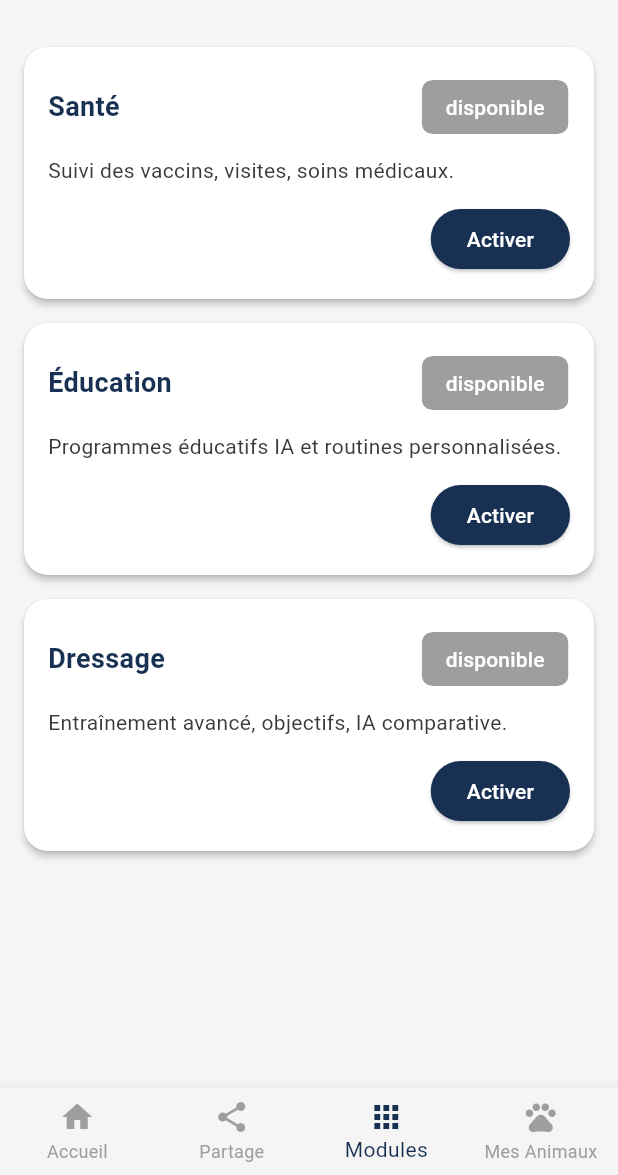
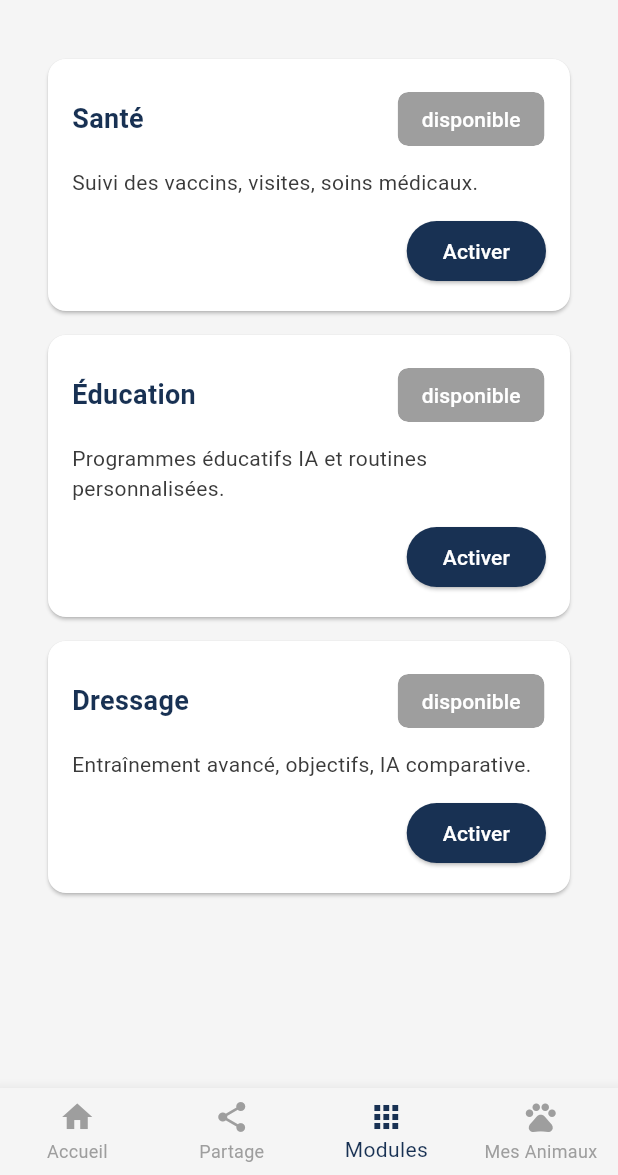
Before and after one commit to anisphere13/anisphere, a Flutter app: the screen it shows after launch, item 3 of the bottom bar chosen, on a phone screen of 412 x 824 dp, the part 61-1236 px from its top. Run offline on Flutter 3.47's test engine with Material 3 defaults, Android fonts, the phone set to English and light mode, and no system bars; our stand-ins replace audioplayers, battery_plus, cloud_firestore, connectivity_plus, firebase_auth, firebase_core and 18 more; missing offline and left inert: google_mlkit_text_recognition, google_speech, mobile_scanner, tflite_flutter; accounts and stored records are empty.

Commit message:
feat(noyau): add ModuleCard widget and integrate

```diff
--- /dev/null
+++ b/lib/modules/noyau/models/module_model.dart
@@ -0,0 +1,27 @@
+library;
+
+class ModuleModel {
+  final String id;
+  final String name;
+  final String description;
+
+  const ModuleModel({
+    required this.id,
+    required this.name,
+    required this.description,
+  });
+
+  factory ModuleModel.fromMap(Map<String, String> map) {
+    return ModuleModel(
+      id: map['id'] ?? '',
+      name: map['name'] ?? '',
+      description: map['description'] ?? '',
+    );
+  }
+
+  Map<String, String> toMap() => {
+        'id': id,
+        'name': name,
+        'description': description,
+      };
+}
--- a/lib/modules/noyau/screens/modules_screen.dart
+++ b/lib/modules/noyau/screens/modules_screen.dart
@@ -5,6 +5,8 @@
 library;
 import 'package:flutter/material.dart';
 import 'package:anisphere/modules/noyau/services/modules_service.dart';
+import 'package:anisphere/modules/noyau/models/module_model.dart';
+import 'package:anisphere/modules/noyau/widgets/module_card.dart';
 
 class ModulesScreen extends StatefulWidget {
   const ModulesScreen({super.key});
@@ -16,22 +18,22 @@ class ModulesScreen extends StatefulWidget {
 class _ModulesScreenState extends State<ModulesScreen> {
   final ModulesService _modulesService = ModulesService();
 
-  final List<Map<String, String>> _modulesInfo = [
-    {
-      "id": "sante",
-      "name": "Santé",
-      "description": "Suivi des vaccins, visites, soins médicaux.",
-    },
-    {
-      "id": "education",
-      "name": "Éducation",
-      "description": "Programmes éducatifs IA et routines personnalisées.",
-    },
-    {
-      "id": "dressage",
-      "name": "Dressage",
-      "description": "Entraînement avancé, objectifs, IA comparative.",
-    },
+  final List<ModuleModel> _modulesInfo = const [
+    ModuleModel(
+      id: 'sante',
+      name: 'Santé',
+      description: 'Suivi des vaccins, visites, soins médicaux.',
+    ),
+    ModuleModel(
+      id: 'education',
+      name: 'Éducation',
+      description: 'Programmes éducatifs IA et routines personnalisées.',
+    ),
+    ModuleModel(
+      id: 'dressage',
+      name: 'Dressage',
+      description: 'Entraînement avancé, objectifs, IA comparative.',
+    ),
   ];
 
   Map<String, String> _statuses = {};
@@ -62,76 +64,15 @@ class _ModulesScreenState extends State<ModulesScreen> {
         itemCount: _modulesInfo.length,
         itemBuilder: (context, index) {
           final module = _modulesInfo[index];
-          final id = module["id"]!;
-          final status = _statuses[id] ?? "disponible";
-          return _buildModuleCard(module, status);
+          final status = _statuses[module.id] ?? 'disponible';
+          return ModuleCard(
+            module: module,
+            status: status,
+            onActivate: () => _activate(module.id),
+          );
         },
       ),
     );
   }
 
-  Widget _buildModuleCard(Map<String, String> module, String status) {
-    final Color chipColor = switch (status) {
-      "actif" => const Color(0xFF183153),
-      "disponible" => Colors.grey,
-      "premium" => const Color(0xFFFBC02D),
-      _ => Colors.grey,
-    };
-
-    return Card(
-      margin: const EdgeInsets.only(bottom: 16),
-      color: Colors.white,
-      shape: RoundedRectangleBorder(borderRadius: BorderRadius.circular(16)),
-      elevation: 2,
-      child: Padding(
-        padding: const EdgeInsets.all(16),
-        child: Column(
-          crossAxisAlignment: CrossAxisAlignment.start,
-          children: [
-            Row(
-              children: [
-                Expanded(
-                  child: Text(
-                    module["name"]!,
-                    style: const TextStyle(
-                      fontSize: 18,
-                      fontWeight: FontWeight.bold,
-                      color: Color(0xFF183153),
-                    ),
-                  ),
-                ),
-                Chip(
-                  label: Text(
-                    status,
-                    style: const TextStyle(color: Colors.white),
-                  ),
-                  backgroundColor: chipColor,
-                ),
-              ],
-            ),
-            const SizedBox(height: 8),
-            Text(
-              module["description"]!,
-              style: const TextStyle(color: Color(0xFF3A3A3A)),
-            ),
-            const SizedBox(height: 12),
-            Align(
-              alignment: Alignment.centerRight,
-              child: ElevatedButton(
-                onPressed: (status == "disponible")
-                    ? () => _activate(module["id"]!)
-                    : null,
-                style: ElevatedButton.styleFrom(
-                  backgroundColor: const Color(0xFF183153),
-                  foregroundColor: Colors.white,
-                  disabledBackgroundColor: Colors.grey.shade300,
-                ),
-                child: Text(status == "disponible" ? "Activer" : "Découvrir"),
-              ),
-            ),
-          ],
-        ),
-      ),
-    );
-  }
 }
--- /dev/null
+++ b/lib/modules/noyau/widgets/module_card.dart
@@ -0,0 +1,90 @@
+library;
+
+import 'package:flutter/material.dart';
+import '../models/module_model.dart';
+
+class ModuleCard extends StatelessWidget {
+  final ModuleModel module;
+  final String status;
+  final VoidCallback? onTap;
+  final VoidCallback? onActivate;
+
+  const ModuleCard({
+    super.key,
+    required this.module,
+    required this.status,
+    this.onTap,
+    this.onActivate,
+  });
+
+  Color _chipColor(BuildContext context) {
+    switch (status) {
+      case 'actif':
+        return Theme.of(context).primaryColor;
+      case 'premium':
+        return const Color(0xFFFBC02D);
+      default:
+        return Colors.grey;
+    }
+  }
+
+  @override
+  Widget build(BuildContext context) {
+    return Card(
+      elevation: 1,
+      margin: const EdgeInsets.symmetric(horizontal: 16, vertical: 8),
+      shape: RoundedRectangleBorder(borderRadius: BorderRadius.circular(12)),
+      child: InkWell(
+        borderRadius: BorderRadius.circular(12),
+        onTap: onTap,
+        child: Padding(
+          padding: const EdgeInsets.all(16),
+          child: Column(
+            crossAxisAlignment: CrossAxisAlignment.start,
+            children: [
+              Row(
+                children: [
+                  Expanded(
+                    child: Text(
+                      module.name,
+                      style: const TextStyle(
+                        fontSize: 18,
+                        fontWeight: FontWeight.bold,
+                        color: Color(0xFF183153),
+                      ),
+                    ),
+                  ),
+                  Chip(
+                    label: Text(
+                      status,
+                      style: const TextStyle(color: Colors.white),
+                    ),
+                    backgroundColor: _chipColor(context),
+                  ),
+                ],
+              ),
+              const SizedBox(height: 8),
+              Text(
+                module.description,
+                style: const TextStyle(color: Color(0xFF3A3A3A)),
+              ),
+              const SizedBox(height: 12),
+              Align(
+                alignment: Alignment.centerRight,
+                child: ElevatedButton(
+                  onPressed: status == 'disponible' ? onActivate : onTap,
+                  style: ElevatedButton.styleFrom(
+                    backgroundColor: const Color(0xFF183153),
+                    foregroundColor: Colors.white,
+                    disabledBackgroundColor: Colors.grey.shade300,
+                  ),
+                  child: Text(status == 'disponible' ? 'Activer' : 'Découvrir'),
+                ),
+              ),
+            ],
+          ),
+        ),
+      ),
+    );
+  }
+}
```
Also changed, not shown: lib/modules/noyau/screens/modules_by_category_screen.dart (added, +86 -0 lines).
